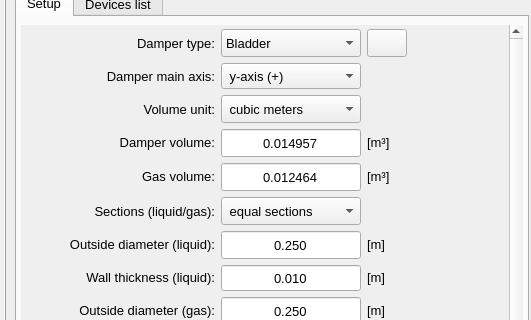
Before: the Qt Designer form pulse/interface/data/ui_files/model/editor/pulsation_damper_editor_inputs.ui in open-pulse/OpenPulse, drawn with Qt 5; both pictures show x 0 to 531 and y 181 to 501 of the 1056 by 769 pixel window.
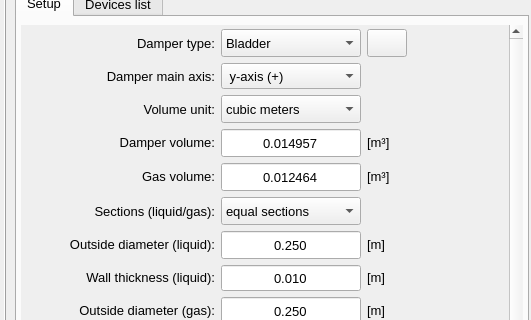
After: the same form once the commit is applied. Icons and pictures are not drawn.

```diff
--- a/pulse/interface/data/ui_files/model/editor/pulsation_damper_editor_inputs.ui
+++ b/pulse/interface/data/ui_files/model/editor/pulsation_damper_editor_inputs.ui
@@ -143,7 +143,7 @@
                  <rect>
                   <x>0</x>
                   <y>0</y>
-                  <width>496</width>
+                  <width>491</width>
                   <height>658</height>
                  </rect>
                 </property>
@@ -830,7 +830,7 @@
                       </property>
                       <item>
                        <property name="text">
-                        <string> cubic meters</string>
+                        <string>cubic meters</string>
                        </property>
                       </item>
                       <item>
@@ -999,7 +999,7 @@
                       </property>
                       <item>
                        <property name="text">
-                        <string> equal sections</string>
+                        <string>equal sections</string>
                        </property>
                       </item>
                       <item>
```
Left out of the diff: 189 changed lines with no effect on the pictures.
